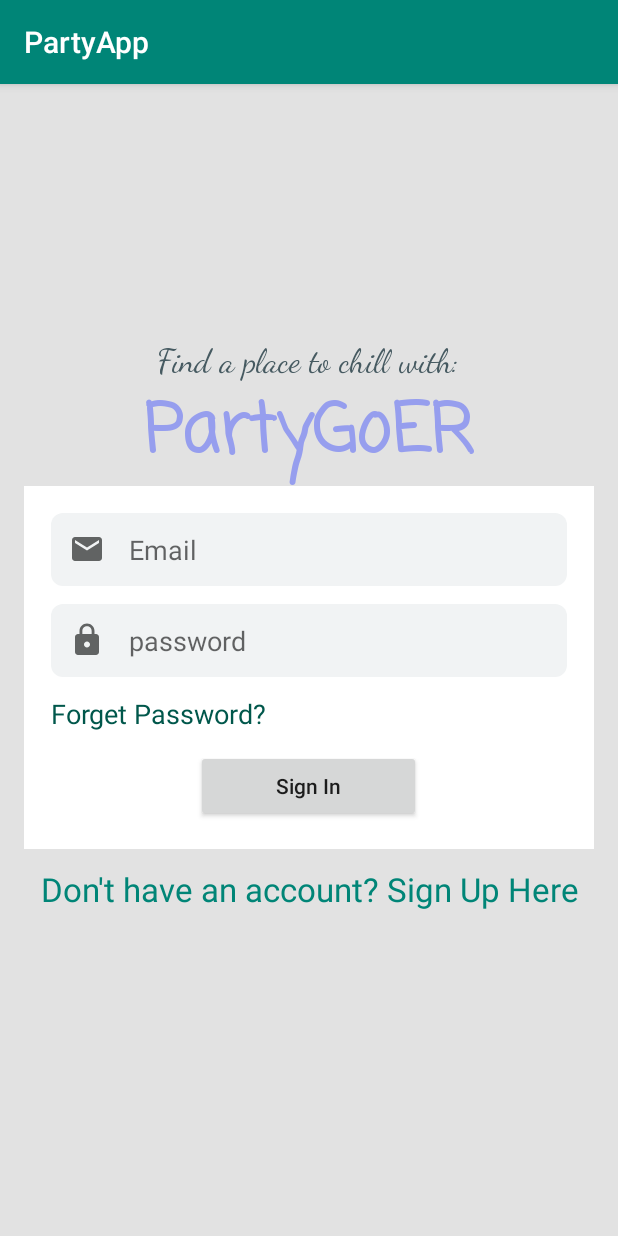
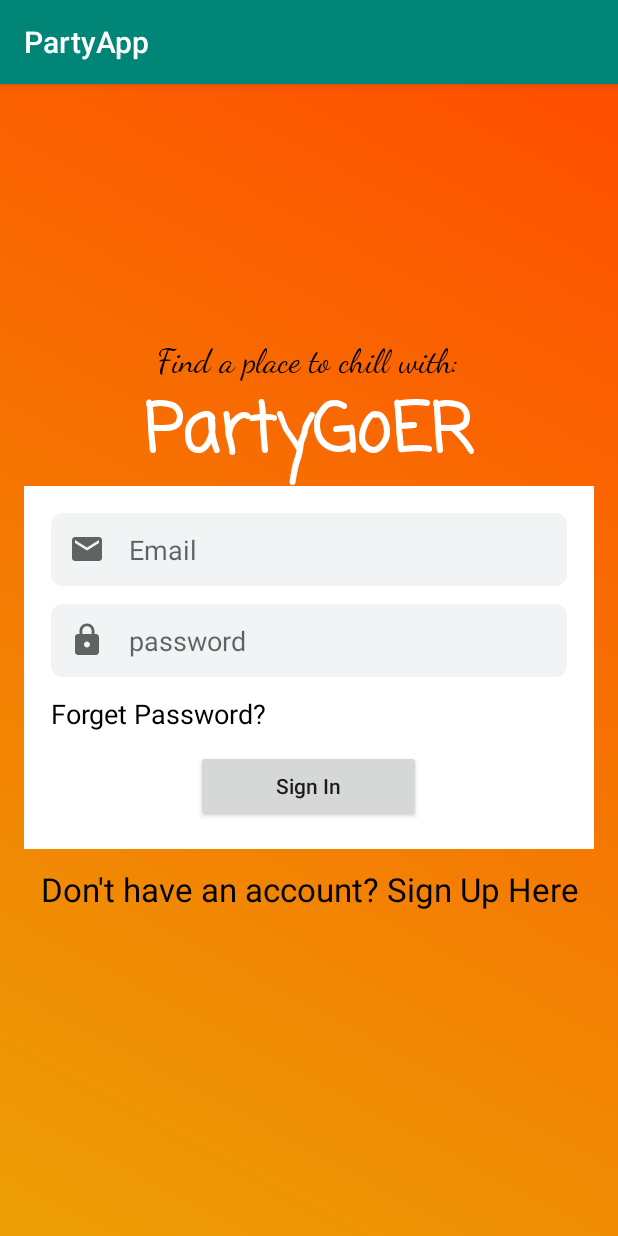
Before and after one commit to jonathan1978/party-app, an Android app: the screen it shows after launch (LoginActivity), on a phone screen of 412 x 824 dp. Run offline under Robolectric (Android 15) with nearby library versions, the phone set to English and light mode, and no system bars; our stand-ins replace data binding; libraries missing offline, so code that uses them is left out: org.kodein.di; 4 statements that could not run were skipped.

Commit message:
Add a Gradient to Login Background

```diff
--- /dev/null
+++ b/app/src/main/res/drawable/gradient.xml
@@ -0,0 +1,8 @@
+<?xml version="1.0" encoding="utf-8"?>
+<shape xmlns:android="http://schemas.android.com/apk/res/android"
+    android:shape="rectangle">
+    <gradient
+        android:startColor="#EC9F05"
+        android:endColor="#FF4E00"
+        android:angle="45"/>
+</shape>
--- a/app/src/main/res/layout/activity_login.xml
+++ b/app/src/main/res/layout/activity_login.xml
@@ -15,7 +15,7 @@
     <androidx.coordinatorlayout.widget.CoordinatorLayout
         android:id="@+id/root_layout"
         android:layout_width="match_parent"
-        android:background="#E2E2E2"
+        android:background="@drawable/gradient"
         android:layout_height="match_parent"
         tools:context=".ui.auth.LoginActivity">
 
@@ -46,7 +46,7 @@
                 android:layout_width="wrap_content"
                 android:layout_height="wrap_content"
                 android:textAppearance="@style/TextAppearance.AppCompat.Large" app:fontFamily="cursive"
-                android:textColor="#465A61"/>
+                android:textColor="#000000"/>
 
             <TextView
                 android:layout_gravity="center_horizontal"
@@ -55,7 +55,7 @@
                 android:layout_height="wrap_content"
                 android:textAppearance="@style/TextAppearance.AppCompat.Display2"
                 app:fontFamily="casual" android:textStyle="bold" android:textAllCaps="false"
-                android:typeface="monospace" android:textColor="#969EEE"/>
+                android:typeface="monospace" android:textColor="#ffff"/>
 
         </LinearLayout>
 
@@ -97,7 +97,7 @@
                 android:importantForAutofill="no" />
 
             <TextView
-                android:textColor="@color/colorPrimaryDark"
+                android:textColor="#000000"
                 android:layout_marginBottom="12dp"
                 android:textAppearance="@style/TextAppearance.AppCompat.Medium"
                 android:text="@string/txt_forget_password"
@@ -116,7 +116,7 @@
 
         <TextView
             android:layout_marginTop="12dp"
-            android:textColor="@color/colorPrimary"
+            android:textColor="#000000"
             android:layout_centerHorizontal="true"
             android:textAppearance="@style/TextAppearance.AppCompat.Large"
             android:layout_below="@id/linearLayout2"
```
